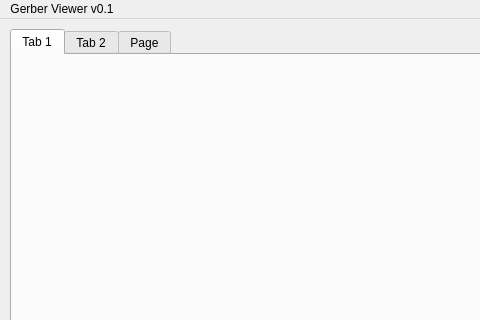
Above: GerberViewer/GerberViewerGUIinQT/GerberViewer/mainwindow.ui from nikpan1/GerberViewer before the change; both pictures show x 0 to 480 and y 0 to 320 of the 1194 by 725 pixel window. Below: the same form after it.
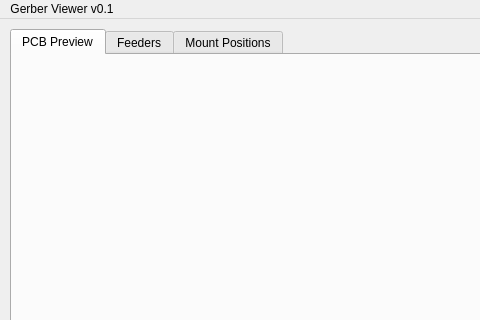
That is the form after the change.

What changed in the file:
```diff
--- a/GerberViewer/GerberViewerGUIinQT/GerberViewer/mainwindow.ui
+++ b/GerberViewer/GerberViewerGUIinQT/GerberViewer/mainwindow.ui
@@ -28,7 +28,7 @@
     </property>
     <widget class="QWidget" name="tab_1">
      <attribute name="title">
-      <string>Tab 1</string>
+      <string>PCB Preview</string>
      </attribute>
      <widget class="QWidget" name="horizontalLayoutWidget">
       <property name="geometry">
@@ -363,7 +363,7 @@
     </widget>
     <widget class="QWidget" name="tab_2">
      <attribute name="title">
-      <string>Tab 2</string>
+      <string>Feeders</string>
      </attribute>
      <widget class="QTableWidget" name="FeederTable">
       <property name="geometry">
@@ -445,7 +445,7 @@
     </widget>
     <widget class="QWidget" name="tab">
      <attribute name="title">
-      <string>Page</string>
+      <string>Mount Positions</string>
      </attribute>
      <widget class="QTableWidget" name="pos_table">
       <property name="geometry">
```
